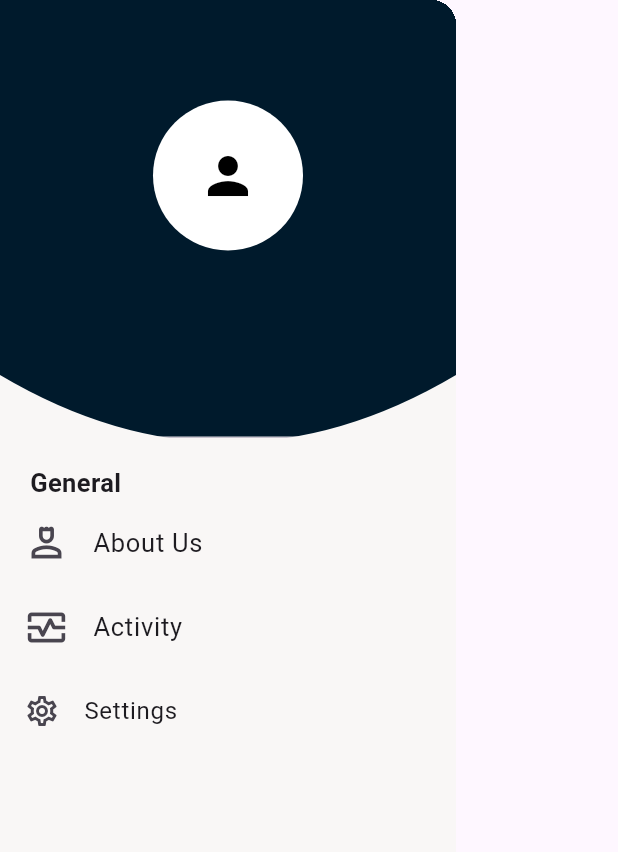
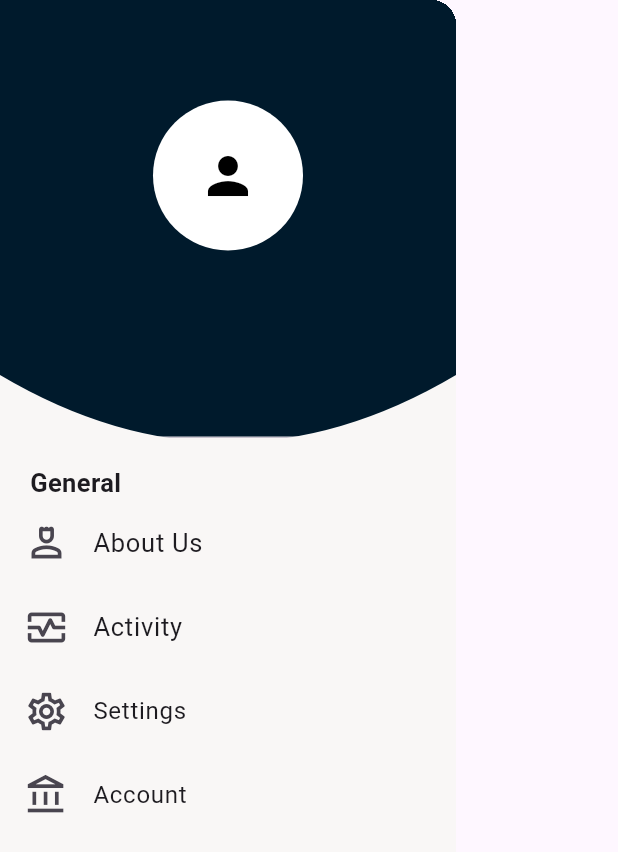
Before and after one commit to Bamadus/Find_My_Apartment, a Flutter app: the CustomDrawer widget shown alone on an empty page, opened directly, on a phone screen of 412 x 824 dp. Shown: the top 852 px of the screen. Run offline on Flutter 3.47's test engine with Material 3 defaults, Android fonts, the phone set to English and light mode, and no system bars; our stand-ins replace firebase_auth, firebase_core, lottie, shared_preferences, unicons; accounts and stored records are empty.

Commit message:
drawer in progress

```diff
--- a/lib/Presentation/widgets/drawer/drawer.dart
+++ b/lib/Presentation/widgets/drawer/drawer.dart
@@ -107,8 +107,15 @@ class CustomDrawer extends StatelessWidget {
                 ),
 
                 ListTile(
-                  leading: const Icon(Icons.settings_outlined),
+                  leading: const Icon(Icons.settings_outlined, size: 30,),
                   title: const Text('Settings'),
+                  onTap: () {
+                    Navigator.pop(context);
+                  },
+                ),
+                ListTile(
+                  leading: const Icon(Icons.account_balance_outlined, size: 30,),
+                  title: const Text('Account'),
                   onTap: () {
                     Navigator.pop(context);
                   },
```
